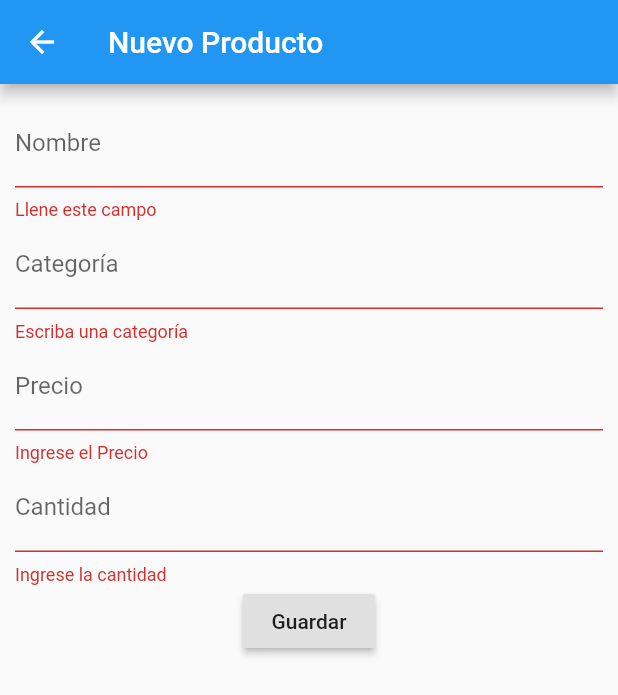
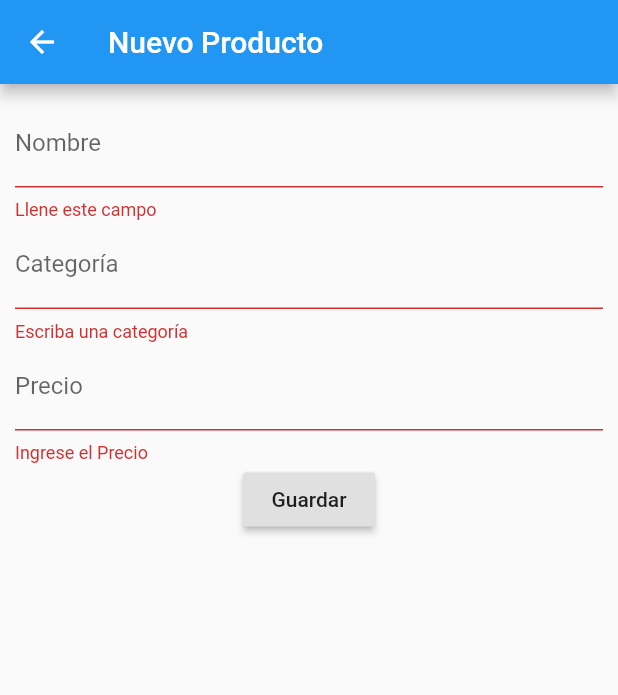
Before and after one commit to gaferneira/merkar-flutter, a Flutter app: the CreateNewProduct screen opened by its route, after a tap on "Guardar", on a phone screen of 412 x 824 dp. Shown: the top 695 px of the screen. Run offline on Flutter 3.47's test engine with Material 2 defaults, Android fonts, the phone set to English and light mode, and no system bars; our stand-ins replace cloud_firestore, dartz, data_connection_checker, equatable, firebase_core, get_it and 1 more; accounts and stored records are empty.

Commit message:
Create Producto nuevo Ok

```diff
--- a/lib/app/core/strings.dart
+++ b/lib/app/core/strings.dart
@@ -17,6 +17,6 @@ class Strings {
   static const String label_tootip_add_products = "Agregar Productos";
   static const String label_tootip_new_product = "Agregar Nuevo Producto";
   static const String label_save = "Guardar";
-  static const String title_my_products = "Lista de mis productos";
+  static const String title_my_products = "Mis productos";
   static const String title_new_product = "Nuevo Producto";
 }
--- a/lib/app/pages/new_product/create_new_product.dart
+++ b/lib/app/pages/new_product/create_new_product.dart
@@ -2,6 +2,9 @@ import 'package:flutter/material.dart';
 import 'package:merkar/app/core/constants.dart';
 import 'package:merkar/app/core/strings.dart';
 import 'package:merkar/app/pages/new_product/create_new_product_view_model.dart';
+import 'package:merkar/app/pages/select_my_products/select_my_products_page.dart';
+import 'package:merkar/app/pages/shopping_list/shopping_list_page.dart';
+import 'package:merkar/data/entities/product.dart';
 
 import '../../../injection_container.dart';
 
@@ -20,8 +23,7 @@ class _CreateNewProductState extends State<CreateNewProduct> {
 
   String nameProduct;
   String nameCategory;
-  double quantity;
-  double price;
+  String price;
 
   @override
   Widget build(BuildContext context) {
@@ -67,24 +69,13 @@ class _CreateNewProductState extends State<CreateNewProduct> {
             ),
             TextFormField(
               decoration: InputDecoration(labelText: "Precio"),
+              keyboardType: TextInputType.number,
               onSaved: (value) {
-                price = value as double;
+                price = value;
               },
               validator: (value) {
                 if (value.isEmpty) {
                   return "Ingrese el Precio";
-                }
-                return null;
-              },
-            ),
-            TextFormField(
-              decoration: InputDecoration(labelText: "Cantidad"),
-              onSaved: (value) {
-                quantity = value as double;
-              },
-              validator: (value) {
-                if (value.isEmpty) {
-                  return "Ingrese la cantidad";
                 }
                 return null;
               },
@@ -106,8 +97,12 @@ class _CreateNewProductState extends State<CreateNewProduct> {
   void _saveNewProduct() {
     if (keyNewProduct.currentState.validate()) {
       keyNewProduct.currentState.save();
+      Product product = new Product(
+          category: nameCategory, name: nameProduct, price: price.toString());
       //Implement save
-      //viewModel.saveProduct(product, context)
+      viewModel.saveProduct(product, context);
+      Navigator.pop(context);
+      Navigator.of(context).pushNamed(SelectMyProductsPage.routeName);
     }
   }
 }
```
